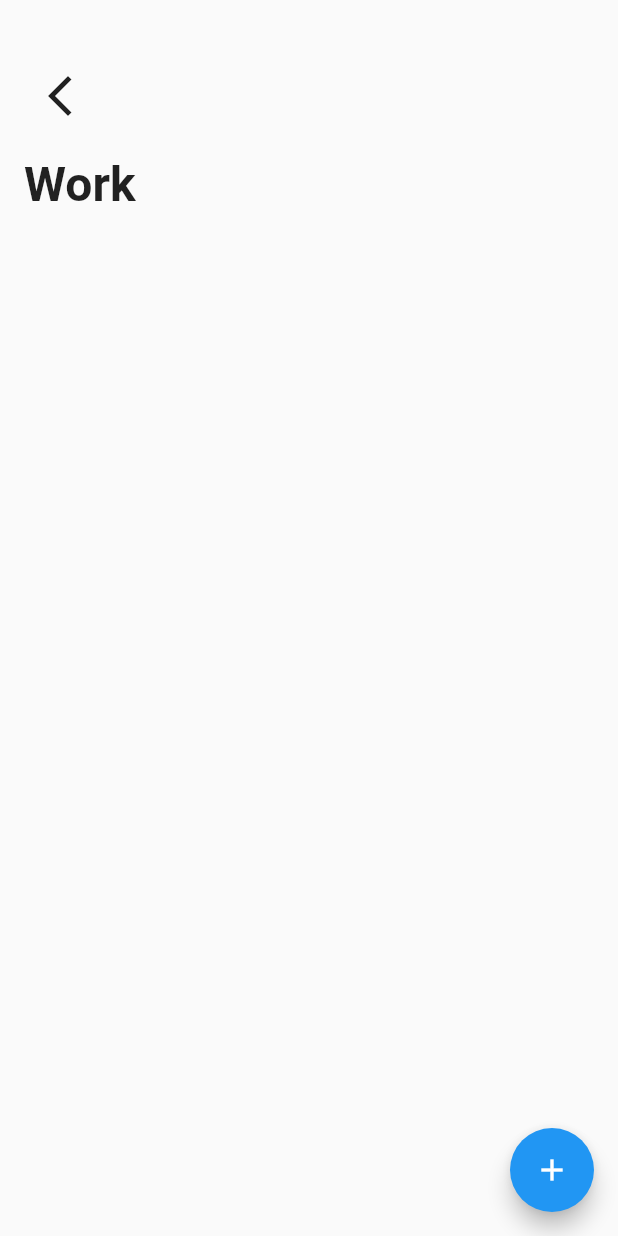
After one commit to superspartak/flutter-todo-app, a Flutter app: the screen it shows after launch, after a tap on "Work", on a phone screen of 412 x 824 dp. The commit adds this screen. Run offline on Flutter 3.47's test engine with Material 2 defaults, Android fonts, the phone set to English and light mode, and no system bars.

Commit message:
added todo screen

```diff
--- a/lib/category/category_tile.dart
+++ b/lib/category/category_tile.dart
@@ -1,5 +1,6 @@
 import 'package:flutter/material.dart';
 import 'package:flutter_todo_app/category/category.dart';
+import 'package:flutter_todo_app/screens/todo_screen.dart';
 
 class CategoryTile extends StatelessWidget {
   const CategoryTile(this.category, this.deleteHandler, {Key? key})
@@ -10,7 +11,15 @@ class CategoryTile extends StatelessWidget {
 
   @override
   Widget build(BuildContext context) {
-    return Container(
+    return InkWell(
+        onTap: () {
+          Navigator.push(
+              context,
+              MaterialPageRoute(
+                  builder: (context) => TodoScreen(
+                      category: category.name, todos: category.todos)));
+        },
+        child: Container(
           height: 144,
           width: 144,
           margin: const EdgeInsetsDirectional.all(16),
@@ -41,6 +50,6 @@ class CategoryTile extends StatelessWidget {
               ],
             ),
           ),
-    );
+        ));
   }
 }
--- /dev/null
+++ b/lib/screens/todo_screen.dart
@@ -0,0 +1,105 @@
+import 'package:flutter/material.dart';
+import 'package:flutter_todo_app/todo/todo.dart';
+import 'package:flutter_todo_app/todo/todo_row.dart';
+
+class TodoScreen extends StatefulWidget {
+  const TodoScreen({
+    Key? key,
+    required this.category,
+    required this.todos,
+  }) : super(key: key);
+
+  final String category;
+  final List<Todo> todos;
+
+  @override
+  State<TodoScreen> createState() => _TodoScreenState();
+}
+
+class _TodoScreenState extends State<TodoScreen> {
+  List<Todo> todos = [];
+  final todoDescController = TextEditingController();
+
+  @override
+  void initState() {
+    super.initState();
+    todos = widget.todos;
+  }
+
+  Widget _buildTodos() {
+    return ListView.builder(
+        itemCount: todos.length * 2,
+        itemBuilder: (context, i) {
+          if (i.isOdd) return const Divider();
+          final index = i ~/ 2;
+          return TodoRow(todos[index], _deleteTodo);
+        });
+  }
+
+  void _deleteTodo(int id) {
+    setState(() {
+      todos = todos.where((element) => element.id != id).toList();
+    });
+  }
+
+  @override
+  Widget build(BuildContext context) {
+    return Scaffold(
+      body: Padding(
+          padding: const EdgeInsets.symmetric(vertical: 24.0, horizontal: 16.0),
+          child: Column(
+            crossAxisAlignment: CrossAxisAlignment.start,
+            children: <Widget>[
+              Padding(
+                  padding:
+                      const EdgeInsets.symmetric(vertical: 16, horizontal: 0),
+                  child: IconButton(
+                    icon: const Icon(
+                      Icons.arrow_back_ios_new,
+                      size: 32,
+                    ),
+                    onPressed: () {
+                      Navigator.pop(context);
+                    },
+                  )),
+              Text(
+                widget.category,
+                style:
+                    const TextStyle(fontSize: 32, fontWeight: FontWeight.bold),
+              ),
+              Expanded(child: _buildTodos())
+            ],
+          )),
+      floatingActionButton: FloatingActionButton(
+        onPressed: openTodoDialog,
+        tooltip: 'Increment',
+        child: const Icon(Icons.add),
+      ), // This trailing comma makes auto-formatting nicer for build methods.
+    );
+  }
+
+  void createTodo() {
+    setState(() {
+      todos.add(Todo(12, todoDescController.text, false));
+      todoDescController.clear();
+      Navigator.pop(context);
+    });
+  }
+
+  void openTodoDialog() {
+    showDialog(
+        context: context,
+        builder: (context) => AlertDialog(
+              title: const Text('Enter todo description.'),
+              content: TextField(
+                autofocus: true,
+                decoration:
+                    const InputDecoration(hintText: 'Ex. Finish homework'),
+                controller: todoDescController,
+              ),
+              actions: [
+                TextButton(onPressed: createTodo, child: const Text('Create'))
+              ],
+            ));
+  }
+}
```
Also changed, not shown: lib/todo/todo_row.dart (added, +69 -0 lines). Lines whose indentation alone changed are shown as unchanged.
